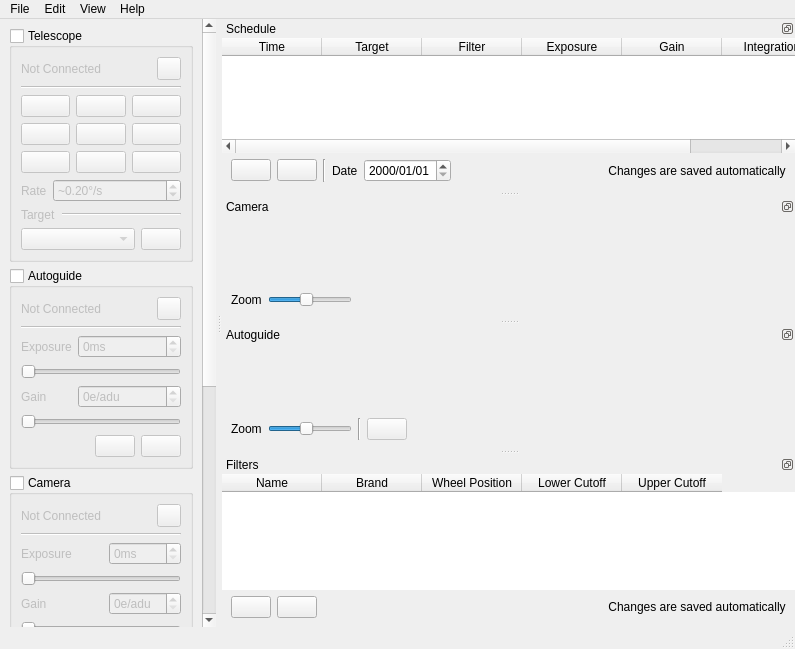
Above: qt5/mainwindow.ui from EthanChappel/Ecliptic before the change. Below: the same form after it.
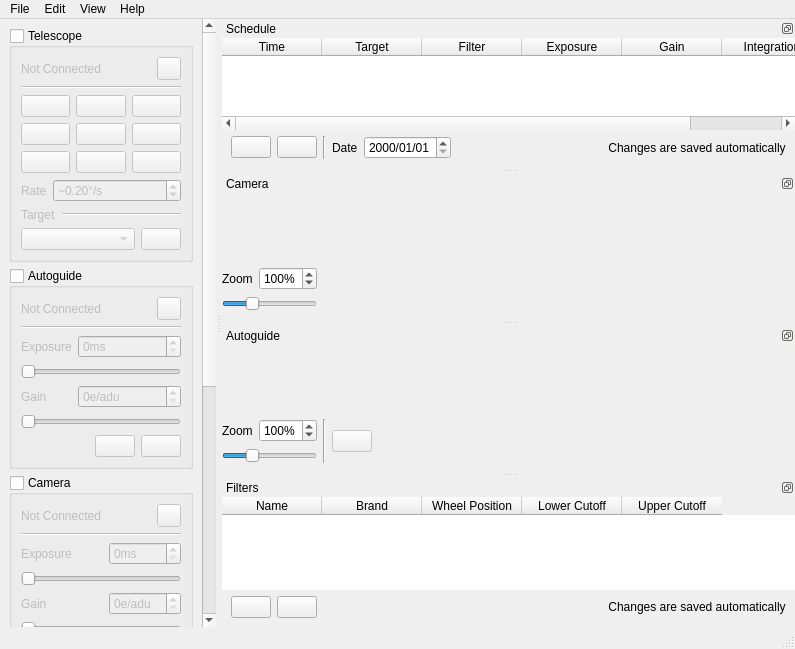
That is the form after the change. Icons and pictures are not drawn.

Commit message: Add QSpinBox for zooming camera and guider views

```diff
--- a/qt5/mainwindow.ui
+++ b/qt5/mainwindow.ui
@@ -1731,24 +1731,40 @@
       </widget>
      </item>
      <item>
-      <layout class="QHBoxLayout" name="horizontallayout_3">
-       <property name="leftMargin">
-        <number>9</number>
-       </property>
-       <property name="rightMargin">
-        <number>9</number>
-       </property>
-       <item>
+      <layout class="QGridLayout" name="gridLayout_6">
+       <item row="0" column="0">
         <widget class="QLabel" name="camera_zoom_label">
+         <property name="sizePolicy">
+          <sizepolicy hsizetype="Fixed" vsizetype="Preferred">
+           <horstretch>0</horstretch>
+           <verstretch>0</verstretch>
+          </sizepolicy>
+         </property>
          <property name="text">
           <string>Zoom</string>
          </property>
         </widget>
        </item>
-       <item>
+       <item row="0" column="1">
+        <widget class="QSpinBox" name="camera_zoom_spinbox">
+         <property name="suffix">
+          <string>%</string>
+         </property>
+         <property name="minimum">
+          <number>20</number>
+         </property>
+         <property name="maximum">
+          <number>300</number>
+         </property>
+         <property name="value">
+          <number>100</number>
+         </property>
+        </widget>
+       </item>
+       <item row="1" column="0" colspan="2">
         <widget class="QSlider" name="camera_zoom_slider">
          <property name="sizePolicy">
-          <sizepolicy hsizetype="Fixed" vsizetype="Fixed">
+          <sizepolicy hsizetype="Preferred" vsizetype="Fixed">
            <horstretch>0</horstretch>
            <verstretch>0</verstretch>
           </sizepolicy>
@@ -1757,7 +1773,7 @@
           <number>20</number>
          </property>
          <property name="maximum">
-          <number>200</number>
+          <number>300</number>
          </property>
          <property name="value">
           <number>100</number>
@@ -1767,7 +1783,7 @@
          </property>
         </widget>
        </item>
-       <item>
+       <item row="0" column="2" rowspan="2">
         <spacer name="camera_spacer">
          <property name="orientation">
           <enum>Qt::Horizontal</enum>
@@ -1841,7 +1857,7 @@
           <x>0</x>
           <y>0</y>
           <width>605</width>
-          <height>52</height>
+          <height>97</height>
          </rect>
         </property>
         <layout class="QVBoxLayout" name="verticalLayout_6">
@@ -1872,24 +1888,40 @@
       </widget>
      </item>
      <item>
-      <layout class="QHBoxLayout" name="horizontallayout_6">
-       <property name="leftMargin">
-        <number>9</number>
-       </property>
-       <property name="rightMargin">
-        <number>9</number>
-       </property>
-       <item>
+      <layout class="QGridLayout" name="gridLayout_5">
+       <item row="0" column="0">
         <widget class="QLabel" name="guider_zoom_label">
+         <property name="sizePolicy">
+          <sizepolicy hsizetype="Fixed" vsizetype="Preferred">
+           <horstretch>0</horstretch>
+           <verstretch>0</verstretch>
+          </sizepolicy>
+         </property>
          <property name="text">
           <string>Zoom</string>
          </property>
         </widget>
        </item>
-       <item>
+       <item row="0" column="1">
+        <widget class="QSpinBox" name="spinBox">
+         <property name="suffix">
+          <string>%</string>
+         </property>
+         <property name="minimum">
+          <number>20</number>
+         </property>
+         <property name="maximum">
+          <number>300</number>
+         </property>
+         <property name="value">
+          <number>100</number>
+         </property>
+        </widget>
+       </item>
+       <item row="1" column="0" colspan="2">
         <widget class="QSlider" name="guider_zoom_slider">
          <property name="sizePolicy">
-          <sizepolicy hsizetype="Fixed" vsizetype="Fixed">
+          <sizepolicy hsizetype="Preferred" vsizetype="Fixed">
            <horstretch>0</horstretch>
            <verstretch>0</verstretch>
           </sizepolicy>
@@ -1898,7 +1930,7 @@
           <number>20</number>
          </property>
          <property name="maximum">
-          <number>200</number>
+          <number>300</number>
          </property>
          <property name="value">
           <number>100</number>
@@ -1908,18 +1940,24 @@
          </property>
         </widget>
        </item>
-       <item>
-        <widget class="Line" name="line_8">
+       <item row="0" column="2" rowspan="2">
+        <widget class="Line" name="guider_zoom_spinbox">
          <property name="orientation">
           <enum>Qt::Vertical</enum>
          </property>
         </widget>
        </item>
-       <item>
+       <item row="0" column="3" rowspan="2">
         <widget class="QPushButton" name="guider_setref_button">
          <property name="enabled">
           <bool>false</bool>
          </property>
+         <property name="sizePolicy">
+          <sizepolicy hsizetype="Preferred" vsizetype="Fixed">
+           <horstretch>0</horstretch>
+           <verstretch>0</verstretch>
+          </sizepolicy>
+         </property>
          <property name="toolTip">
           <string>Replace guide reference</string>
          </property>
@@ -1930,6 +1968,12 @@
           <iconset resource="resources/res.qrc">
            <normaloff>:/icons/target.svg</normaloff>:/icons/target.svg</iconset>
          </property>
+         <property name="iconSize">
+          <size>
+           <width>24</width>
+           <height>24</height>
+          </size>
+         </property>
          <property name="autoDefault">
           <bool>true</bool>
          </property>
@@ -1938,7 +1982,7 @@
          </property>
         </widget>
        </item>
-       <item>
+       <item row="0" column="4" rowspan="2">
         <spacer name="guider_spacer">
          <property name="orientation">
           <enum>Qt::Horizontal</enum>
```
Left out of the diff: 70 changed lines with no effect on the pictures. The commit also changes 1 other file.
